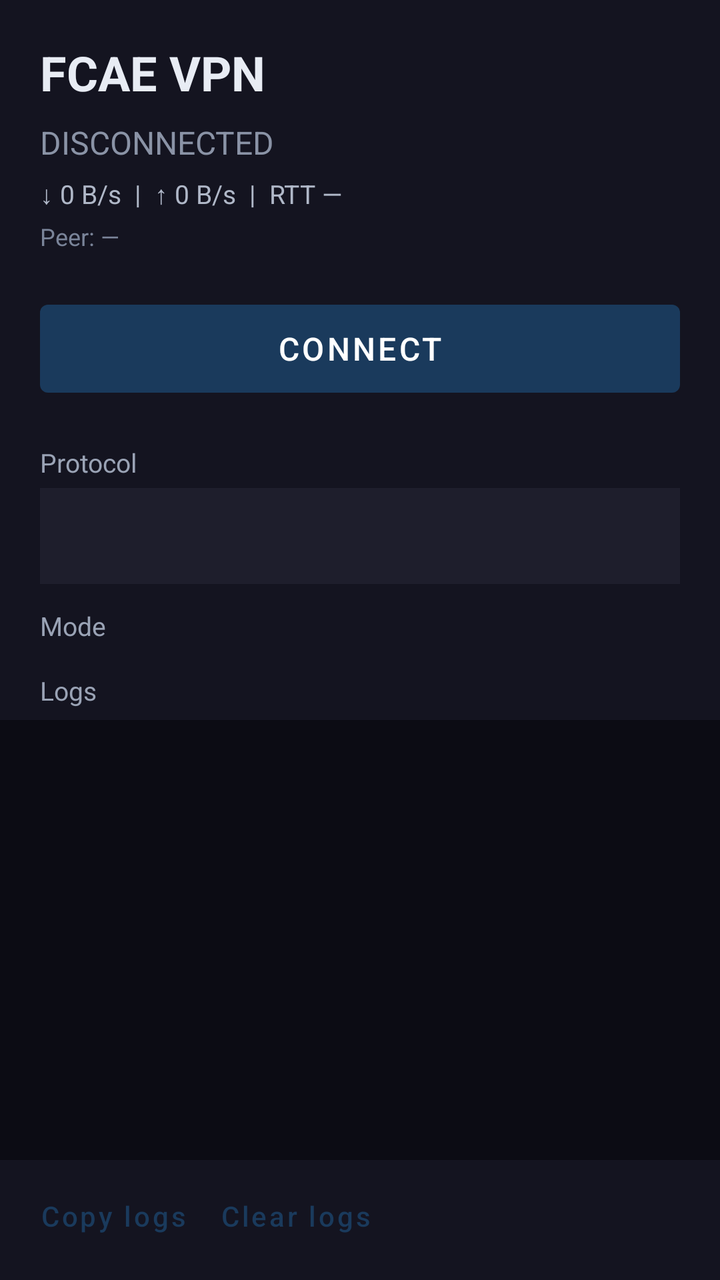
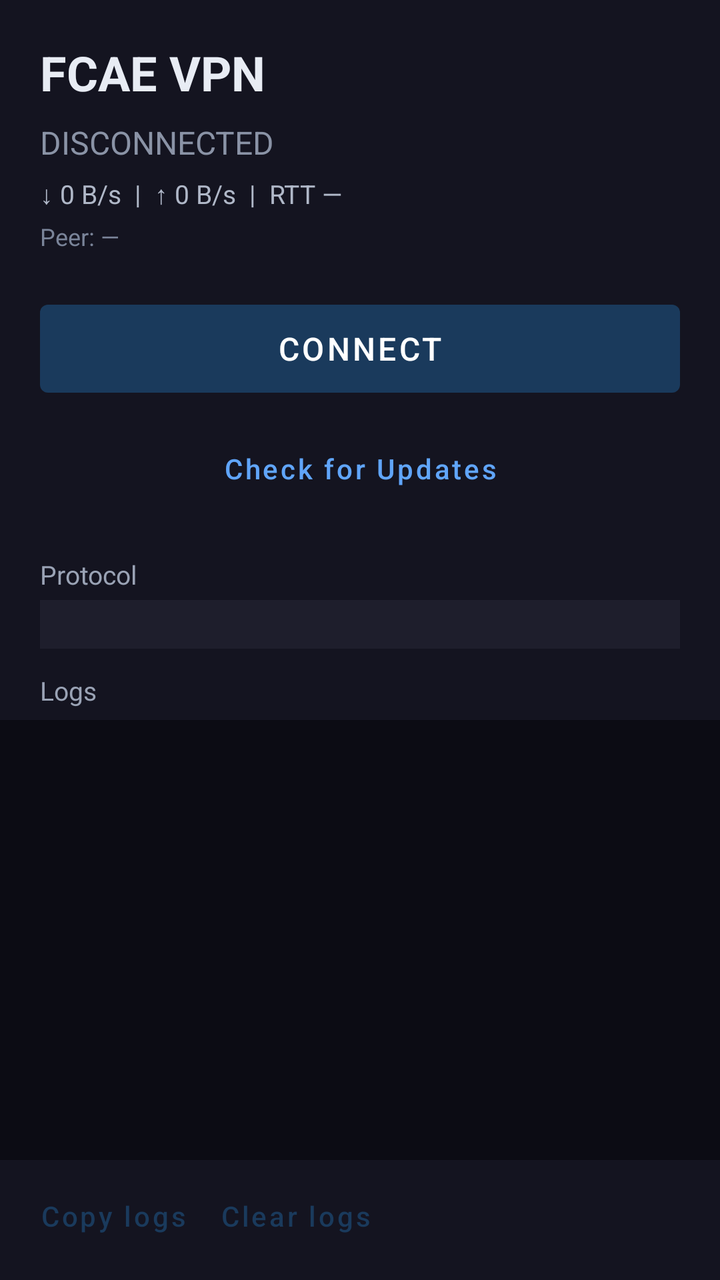

The first picture is an Android layout as it rendered before a commit; the second is the same layout after the commit. The layout source and the unified diff follow.
<!-- AndroidManifest.xml: application theme Theme.FCAEVPN -->
<!-- res/layout/activity_main.xml -->
<?xml version="1.0" encoding="utf-8"?>
<LinearLayout xmlns:android="http://schemas.android.com/apk/res/android"
    android:layout_width="match_parent"
    android:layout_height="match_parent"
    android:orientation="vertical"
    android:fitsSystemWindows="true"
    android:background="#FF141420">

    
    <ScrollView
        android:id="@+id/outerScroll"
        android:layout_width="match_parent"
        android:layout_height="0dp"
        android:layout_weight="1"
        android:fillViewport="true"
        android:scrollbars="none">

        <LinearLayout
            android:layout_width="match_parent"
            android:layout_height="wrap_content"
            android:orientation="vertical"
            android:padding="20dp">

            <TextView
                android:id="@+id/title"
                android:layout_width="match_parent"
                android:layout_height="wrap_content"
                android:text="FCAE VPN"
                android:textColor="#FFE8ECF4"
                android:textSize="24sp"
                android:textStyle="bold" />

            <TextView
                android:id="@+id/statusText"
                android:layout_width="match_parent"
                android:layout_height="wrap_content"
                android:layout_marginTop="8dp"
                android:text="DISCONNECTED"
                android:textColor="#FF8A93A6"
                android:textSize="16sp" />

            <TextView
                android:id="@+id/statsText"
                android:layout_width="match_parent"
                android:layout_height="wrap_content"
                android:layout_marginTop="6dp"
                android:text="\u2193 0 B/s  |  \u2191 0 B/s  |  RTT \u2014"
                android:textColor="#FFB0B8C8"
                android:textSize="13sp" />

            <TextView
                android:id="@+id/peerText"
                android:layout_width="match_parent"
                android:layout_height="wrap_content"
                android:layout_marginTop="4dp"
                android:text="Peer: \u2014"
                android:textColor="#FF7A8499"
                android:textSize="12sp" />

            <com.google.android.material.button.MaterialButton
                android:id="@+id/btnConnect"
                android:layout_width="match_parent"
                android:layout_height="56dp"
                android:layout_marginTop="20dp"
                android:text="CONNECT"
                android:textAllCaps="false"
                android:textSize="16sp" />

            <TextView
                android:layout_width="match_parent"
                android:layout_height="wrap_content"
                android:layout_marginTop="20dp"
                android:text="Protocol"
                android:textColor="#FF9AA3B5"
                android:textSize="13sp" />

            <Spinner
                android:id="@+id/spinnerProtocol"
                android:layout_width="match_parent"
                android:layout_height="48dp"
                android:layout_marginTop="4dp"
                android:background="#FF1E1E2C"
                android:popupBackground="#FF1E1E2C" />

            <TextView
                android:layout_width="match_parent"
                android:layout_height="wrap_content"
                android:layout_marginTop="12dp"
                android:text="Mode"
                android:textColor="#FF9AA3B5"
                android:textSize="13sp" />

            <Spinner
                android:id="@+id/spinnerMode"
                android:layout_width="match_parent"
                android:layout_height="48dp"
                android:layout_marginTop="4dp"
                android:background="#FF1E1E2C"
                android:popupBackground="#FF1E1E2C" />

            <TextView
                android:layout_width="match_parent"
                android:layout_height="wrap_content"
                android:layout_marginTop="12dp"
                android:text="Scan"
                android:textColor="#FF9AA3B5"
                android:textSize="13sp" />

            <Spinner
                android:id="@+id/spinnerScan"
                android:layout_width="match_parent"
                android:layout_height="48dp"
                android:layout_marginTop="4dp"
                android:background="#FF1E1E2C"
                android:popupBackground="#FF1E1E2C" />

            <TextView
                android:layout_width="wrap_content"
                android:layout_height="wrap_content"
                android:layout_marginTop="12dp"
                android:text="Obfuscation"
                android:textColor="#FF9AA3B5"
                android:textSize="13sp" />

            <Spinner
                android:id="@+id/spinnerNoize"
                android:layout_width="match_parent"
                android:layout_height="48dp"
                android:layout_marginTop="4dp"
                android:background="#FF1E1E2C"
                android:popupBackground="#FF1E1E2C" />

            <com.google.android.material.switchmaterial.SwitchMaterial
                android:id="@+id/switchH2"
                android:layout_width="match_parent"
                android:layout_height="wrap_content"
                android:layout_marginTop="12dp"
                android:checked="true"
                android:text="HTTP/2 fallback"
                android:textColor="#FFE0E4EE" />

            <com.google.android.material.switchmaterial.SwitchMaterial
                android:id="@+id/switchEch"
                android:layout_width="match_parent"
                android:layout_height="wrap_content"
                android:checked="true"
                android:text="ECH (Encrypted Client Hello)"
                android:textColor="#FFE0E4EE" />

            <com.google.android.material.switchmaterial.SwitchMaterial
                android:id="@+id/switchQuick"
                android:layout_width="match_parent"
                android:layout_height="wrap_content"
                android:text="Quick reconnect"
                android:textColor="#FFE0E4EE" />

            <com.google.android.material.switchmaterial.SwitchMaterial
                android:id="@+id/switchIronclad"
                android:layout_width="match_parent"
                android:layout_height="wrap_content"
                android:text="Ironclad validation"
                android:textColor="#FFE0E4EE" />

            <com.google.android.material.switchmaterial.SwitchMaterial
                android:id="@+id/switchLan"
                android:layout_width="match_parent"
                android:layout_height="wrap_content"
                android:text="LAN sharing"
                android:textColor="#FFE0E4EE" />

            <TextView
                android:layout_width="match_parent"
                android:layout_height="wrap_content"
                android:layout_marginTop="12dp"
                android:text="MASQUE SNI (optional)"
                android:textColor="#FF9AA3B5"
                android:textSize="13sp" />

            <EditText
                android:id="@+id/editSni"
                android:layout_width="match_parent"
                android:layout_height="48dp"
                android:layout_marginTop="4dp"
                android:background="#FF1E1E2C"
                android:hint="default consumer-masque..."
                android:inputType="textUri"
                android:padding="12dp"
                android:textColor="#FFE8ECF4"
                android:textColorHint="#FF5A6478"
                android:textSize="14sp" />

            <TextView
                android:layout_width="match_parent"
                android:layout_height="wrap_content"
                android:layout_marginTop="12dp"
                android:text="Force Peer (optional)"
                android:textColor="#FF9AA3B5"
                android:textSize="13sp" />

            <EditText
                android:id="@+id/editForcePeer"
                android:layout_width="match_parent"
                android:layout_height="48dp"
                android:layout_marginTop="4dp"
                android:background="#FF1E1E2C"
                android:hint="ip:port"
                android:inputType="text"
                android:padding="12dp"
                android:textColor="#FFE8ECF4"
                android:textColorHint="#FF5A6478"
                android:textSize="14sp" />

            <TextView
                android:layout_width="match_parent"
                android:layout_height="wrap_content"
                android:layout_marginTop="12dp"
                android:text="Health interval (s)"
                android:textColor="#FF9AA3B5"
                android:textSize="13sp" />

            <EditText
                android:id="@+id/editHealthInterval"
                android:layout_width="match_parent"
                android:layout_height="48dp"
                android:layout_marginTop="4dp"
                android:background="#FF1E1E2C"
                android:inputType="number"
                android:padding="12dp"
                android:text="20"
                android:textColor="#FFE8ECF4"
                android:textSize="14sp" />

            <TextView
                android:layout_width="match_parent"
                android:layout_height="wrap_content"
                android:layout_marginTop="8dp"
                android:text="Health max fails"
                android:textColor="#FF9AA3B5"
                android:textSize="13sp" />

            <EditText
                android:id="@+id/editHealthMaxFails"
                android:layout_width="match_parent"
                android:layout_height="48dp"
                android:layout_marginTop="4dp"
                android:background="#FF1E1E2C"
                android:inputType="number"
                android:padding="12dp"
                android:text="2"
                android:textColor="#FFE8ECF4"
                android:textSize="14sp" />

            <com.google.android.material.switchmaterial.SwitchMaterial
                android:id="@+id/switchLogging"
                android:layout_width="match_parent"
                android:layout_height="wrap_content"
                android:layout_marginTop="16dp"
                android:checked="true"
                android:text="Enable logging"
                android:textColor="#FFE0E4EE" />

            <com.google.android.material.switchmaterial.SwitchMaterial
                android:id="@+id/switchSocks"
                android:layout_width="match_parent"
                android:layout_height="wrap_content"
                android:layout_marginTop="8dp"
                android:checked="true"
                android:text="SOCKS5 proxy (:1819)"
                android:textColor="#FFE0E4EE" />

            <com.google.android.material.switchmaterial.SwitchMaterial
                android:id="@+id/switchHttp"
                android:layout_width="match_parent"
                android:layout_height="wrap_content"
                android:layout_marginTop="4dp"
                android:checked="true"
                android:text="HTTP proxy (:1820)"
                android:textColor="#FFE0E4EE" />

            <TextView
                android:layout_width="match_parent"
                android:layout_height="wrap_content"
                android:layout_marginTop="12dp"
                android:text="SOCKS5 port"
                android:textColor="#FF9AA3B5"
                android:textSize="13sp" />

            <EditText
                android:id="@+id/editSocksPort"
                android:layout_width="match_parent"
                android:layout_height="48dp"
                android:layout_marginTop="4dp"
                android:background="#FF1E1E2C"
                android:inputType="number"
                android:padding="12dp"
                android:text="1819"
                android:textColor="#FFE8ECF4"
                android:textSize="14sp" />

            <TextView
                android:layout_width="match_parent"
                android:layout_height="wrap_content"
                android:layout_marginTop="12dp"
                android:text="HTTP proxy port"
                android:textColor="#FF9AA3B5"
                android:textSize="13sp" />

            <EditText
                android:id="@+id/editHttpPort"
                android:layout_width="match_parent"
                android:layout_height="48dp"
                android:layout_marginTop="4dp"
                android:background="#FF1E1E2C"
                android:inputType="number"
                android:padding="12dp"
                android:text="1820"
                android:textColor="#FFE8ECF4"
                android:textSize="14sp" />

            <TextView
                android:layout_width="match_parent"
                android:layout_height="wrap_content"
                android:layout_marginTop="20dp"
                android:text="Zero Trust (Teams)"
                android:textColor="#FF60A5FA"
                android:textSize="15sp"
                android:textStyle="bold" />

            <TextView
                android:layout_width="match_parent"
                android:layout_height="wrap_content"
                android:layout_marginTop="12dp"
                android:text="Team name"
                android:textColor="#FF9AA3B5"
                android:textSize="13sp" />

            <EditText
                android:id="@+id/editTeam"
                android:layout_width="match_parent"
                android:layout_height="48dp"
                android:layout_marginTop="4dp"
                android:background="#FF1E1E2C"
                android:hint="my-team"
                android:inputType="text"
                android:padding="12dp"
                android:textColor="#FFE8ECF4"
                android:textColorHint="#FF5A6478"
                android:textSize="14sp" />

            <TextView
                android:layout_width="match_parent"
                android:layout_height="wrap_content"
                android:layout_marginTop="12dp"
                android:text="Access token (JWT)"
                android:textColor="#FF9AA3B5"
                android:textSize="13sp" />

            <EditText
                android:id="@+id/editAccessToken"
                android:layout_width="match_parent"
                android:layout_height="48dp"
                android:layout_marginTop="4dp"
                android:background="#FF1E1E2C"
                android:hint="token=..."
                android:inputType="text"
                android:padding="12dp"
                android:textColor="#FFE8ECF4"
                android:textColorHint="#FF5A6478"
                android:textSize="14sp" />

            <TextView
                android:layout_width="match_parent"
                android:layout_height="wrap_content"
                android:layout_marginTop="12dp"
                android:text="Email (for OTP login)"
                android:textColor="#FF9AA3B5"
                android:textSize="13sp" />

            <EditText
                android:id="@+id/editAccessEmail"
                android:layout_width="match_parent"
                android:layout_height="48dp"
                android:layout_marginTop="4dp"
                android:background="#FF1E1E2C"
                android:hint="user@example.com"
                android:inputType="textEmailAddress"
                android:padding="12dp"
                android:textColor="#FFE8ECF4"
                android:textColorHint="#FF5A6478"
                android:textSize="14sp" />

            <TextView
                android:layout_width="match_parent"
                android:layout_height="wrap_content"
                android:layout_marginTop="12dp"
                android:text="Routing file (optional)"
                android:textColor="#FF9AA3B5"
                android:textSize="13sp" />

            <EditText
                android:id="@+id/editRoutesFile"
                android:layout_width="match_parent"
                android:layout_height="48dp"
                android:layout_marginTop="4dp"
                android:background="#FF1E1E2C"
                android:hint="/path/to/routes.txt"
                android:inputType="text"
                android:padding="12dp"
                android:textColor="#FFE8ECF4"
                android:textColorHint="#FF5A6478"
                android:textSize="14sp" />

            <TextView
                android:layout_width="match_parent"
                android:layout_height="wrap_content"
                android:layout_marginTop="12dp"
                android:text="Inline routing rules"
                android:textColor="#FF9AA3B5"
                android:textSize="13sp" />

            <EditText
                android:id="@+id/editRoutesInline"
                android:layout_width="match_parent"
                android:layout_height="120dp"
                android:layout_marginTop="4dp"
                android:background="#FF1E1E2C"
                android:gravity="top|start"
                android:hint="[direct]ip:190.9.2.4,domain.com [block]gazo.com,10.0.0.0/8"
                android:inputType="textMultiLine|textVisiblePassword"
                android:padding="12dp"
                android:textColor="#FFE8ECF4"
                android:textColorHint="#FF5A6478"
                android:textSize="14sp" />

            <TextView
                android:layout_width="match_parent"
                android:layout_height="wrap_content"
                android:layout_marginTop="12dp"
                android:text="Sysprofile (performance)"
                android:textColor="#FF9AA3B5"
                android:textSize="13sp" />

            <Spinner
                android:id="@+id/spinnerSysprofile"
                android:layout_width="match_parent"
                android:layout_height="48dp"
                android:layout_marginTop="4dp"
                android:background="#FF1E1E2C"
                android:popupBackground="#FF1E1E2C" />

        </LinearLayout>
    </ScrollView>

    
    <TextView
        android:layout_width="match_parent"
        android:layout_height="wrap_content"
        android:paddingStart="20dp"
        android:paddingEnd="20dp"
        android:paddingTop="12dp"
        android:paddingBottom="6dp"
        android:text="Logs"
        android:textColor="#FF9AA3B5"
        android:textSize="13sp" />

    <ScrollView
        android:id="@+id/logScroll"
        android:layout_width="match_parent"
        android:layout_height="220dp"
        android:background="#FF0C0C14"
        android:padding="10dp">

        <TextView
            android:id="@+id/logText"
            android:layout_width="match_parent"
            android:layout_height="wrap_content"
            android:fontFamily="monospace"
            android:textColor="#FFA0A8B8"
            android:textSize="11sp"
            android:textIsSelectable="true" />
    </ScrollView>

    <LinearLayout
        android:layout_width="match_parent"
        android:layout_height="wrap_content"
        android:orientation="horizontal"
        android:paddingStart="12dp"
        android:paddingEnd="20dp"
        android:paddingTop="4dp"
        android:paddingBottom="8dp">

        <com.google.android.material.button.MaterialButton
            android:id="@+id/btnCopyLogs"
            style="@style/Widget.MaterialComponents.Button.TextButton"
            android:layout_width="wrap_content"
            android:layout_height="wrap_content"
            android:text="Copy logs"
            android:textAllCaps="false" />

        <com.google.android.material.button.MaterialButton
            android:id="@+id/btnClearLogs"
            style="@style/Widget.MaterialComponents.Button.TextButton"
            android:layout_width="wrap_content"
            android:layout_height="wrap_content"
            android:text="Clear logs"
            android:textAllCaps="false" />
    </LinearLayout>

</LinearLayout>
<!-- resources referenced by this layout -->
<resources>
  <style name="Theme.FCAEVPN" parent="Theme.MaterialComponents.DayNight.NoActionBar">
          <item name="colorPrimary">#FF1A3A5C</item>
          <item name="colorPrimaryVariant">#FF0D2137</item>
          <item name="colorOnPrimary">#FFFFFFFF</item>
          <item name="android:windowBackground">#FF141420</item>
      </style>
</resources>

<!-- the commit's change to res/layout/activity_main.xml (unified diff, before → after) -->
@@ -65,6 +65,25 @@
                 android:text="CONNECT"
                 android:textAllCaps="false"
                 android:textSize="16sp" />
+
+            <com.google.android.material.button.MaterialButton
+                android:id="@+id/btnCheckUpdates"
+                style="@style/Widget.MaterialComponents.Button.TextButton"
+                android:layout_width="match_parent"
+                android:layout_height="wrap_content"
+                android:layout_marginTop="8dp"
+                android:text="Check for Updates"
+                android:textAllCaps="false"
+                android:textColor="#FF60A5FA" />
+
+            <TextView
+                android:id="@+id/updateStatus"
+                android:layout_width="match_parent"
+                android:layout_height="wrap_content"
+                android:layout_marginTop="4dp"
+                android:textSize="12sp"
+                android:textColor="#FF9AA3B5"
+                android:visibility="gone" />
 
             <TextView
                 android:layout_width="match_parent"
